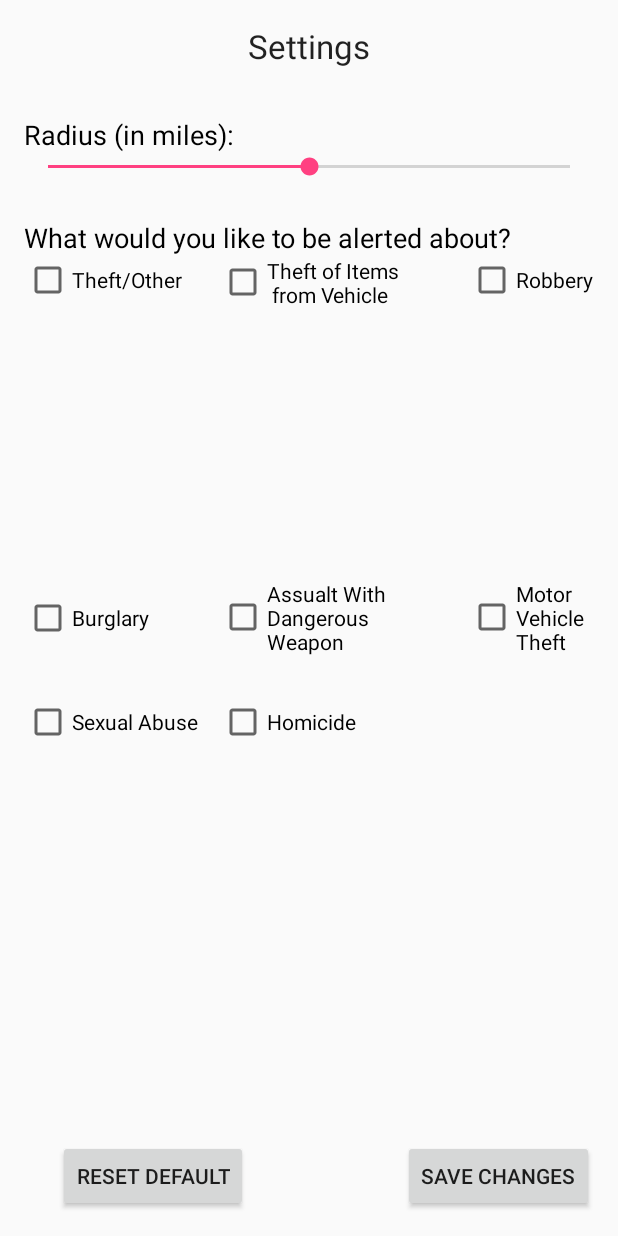
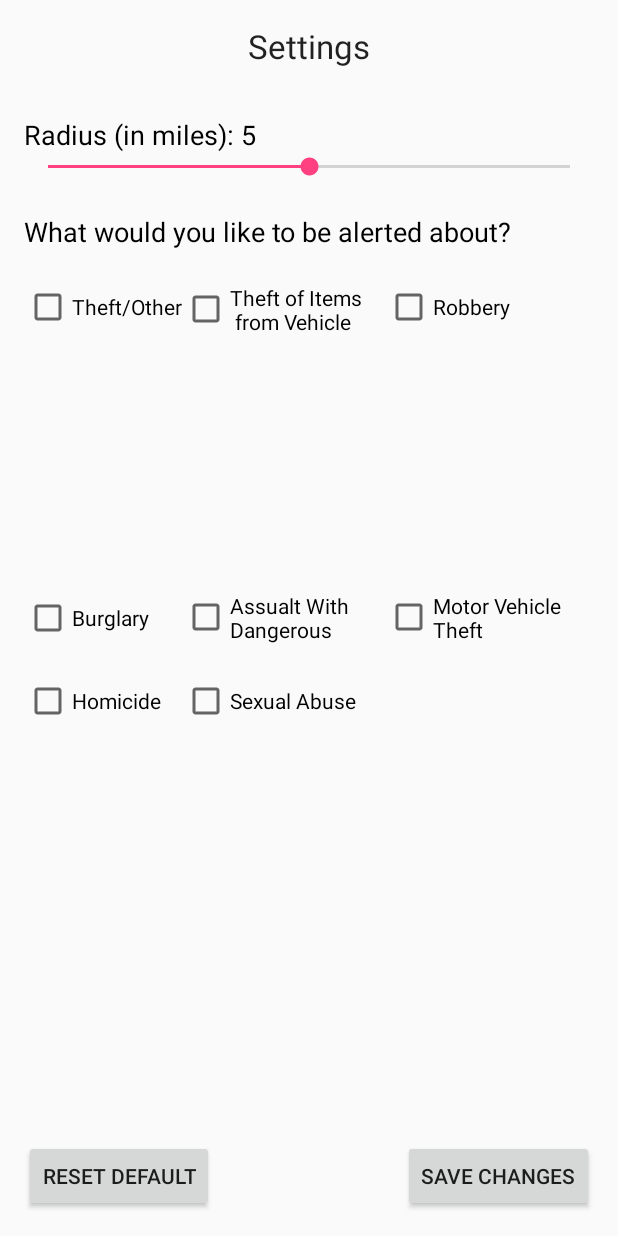
Before and after one commit to afutter/CrimeStoppers, an Android app: the SettingsActivity screen opened directly, with no data from a screen before it, on a phone screen of 412 x 824 dp. Run offline under Robolectric (Android 15) with nearby library versions, the phone set to English and light mode, and no system bars.

Commit message:
formatting settings page

```diff
--- a/app/src/main/java/com/example/akiva/crimestoppers/SettingsActivity.java
+++ b/app/src/main/java/com/example/akiva/crimestoppers/SettingsActivity.java
@@ -34,6 +34,8 @@ public class SettingsActivity extends Activity {
         super.onCreate(savedInstanceState);
         setContentView(R.layout.activity_settings);
 
+        radiusBar=(SeekBar)findViewById(R.id.seekBarRadius);
+
         radiusVal=(TextView)findViewById(R.id.seekbarVal);
         radiusVal.setText(""+radiusBar.getProgress());
 
@@ -47,7 +49,7 @@ public class SettingsActivity extends Activity {
         car=(CheckBox)findViewById(R.id.carCheckBox);
         save=(Button) findViewById(R.id.submitButton);
         reset=(Button)findViewById(R.id.resetButton);
-        radiusBar=(SeekBar)findViewById(R.id.seekBarRadius);
+
 
 
 
@@ -61,7 +63,7 @@ public class SettingsActivity extends Activity {
         radiusBar.setOnSeekBarChangeListener(new SeekBar.OnSeekBarChangeListener() {
             @Override
             public void onProgressChanged(SeekBar seekBar, int progress, boolean fromUser) {
-                radiusVal.setText(seekBar.getProgress());
+                radiusVal.setText(""+seekBar.getProgress());
             }
 
             @Override
--- a/app/src/main/res/layout/activity_settings.xml
+++ b/app/src/main/res/layout/activity_settings.xml
@@ -29,6 +29,16 @@
         android:layout_marginTop="32dp"
         android:textColor="#000000" />
 
+    <TextView
+        android:layout_width="wrap_content"
+        android:layout_height="wrap_content"
+        android:textAppearance="?android:attr/textAppearanceMedium"
+        android:id="@+id/seekbarVal"
+        android:text=""
+        android:layout_above="@+id/seekBarRadius"
+        android:layout_toEndOf="@+id/radiusHeader"
+        android:textColor="#000000"/>
+
     <SeekBar
         android:layout_width="wrap_content"
         android:layout_height="wrap_content"
@@ -45,7 +55,8 @@
         android:textAppearance="?android:attr/textAppearanceMedium"
         android:text="What would you like to be alerted about?"
         android:id="@+id/checkBoxHeader"
-        android:layout_marginTop="26dp"
+        android:layout_marginTop="22dp"
+        android:layout_marginBottom="22dp"
         android:textColor="#000000"
         android:layout_below="@+id/seekBarRadius"
         android:layout_alignParentStart="true" />
@@ -58,7 +69,7 @@
         android:layout_below="@+id/checkBoxHeader"
         android:layout_alignParentStart="true"
         android:checked="false"
-        android:layout_toStartOf="@+id/assaultCheckBox" />
+        />
 
     <CheckBox
         android:layout_width="wrap_content"
@@ -66,18 +77,20 @@
         android:text="Robbery"
         android:id="@+id/robberyCheckBox"
         android:checked="false"
-        android:layout_alignTop="@+id/theftCheckBox"
-        android:layout_alignEnd="@+id/seekBarRadius" />
+
+
+        android:layout_alignEnd="@+id/checkBoxHeader"
+        android:layout_alignBottom="@+id/theftCheckBox" />
 
     <CheckBox
         android:layout_width="wrap_content"
         android:layout_height="wrap_content"
-        android:text="Assualt With Dangerous Weapon"
+        android:text="Assualt With\nDangerous\nWeapon"
         android:id="@+id/assaultCheckBox"
         android:checked="false"
-        android:layout_centerVertical="true"
         android:layout_alignStart="@+id/carJackCheckBox"
-        android:layout_toStartOf="@+id/submitButton" />
+        android:layout_alignTop="@+id/carCheckBox"
+        android:layout_alignBottom="@+id/carCheckBox" />
 
     <CheckBox
         android:layout_width="wrap_content"
@@ -95,7 +108,7 @@
         android:id="@+id/carJackCheckBox"
         android:checked="false"
         android:layout_below="@+id/checkBoxHeader"
-        android:layout_centerHorizontal="true" />
+        android:layout_toEndOf="@+id/theftCheckBox" />
 
     <Button
         android:layout_width="wrap_content"
@@ -103,7 +116,7 @@
         android:text="Save Changes"
         android:id="@+id/submitButton"
         android:layout_alignParentBottom="true"
-        android:layout_alignEnd="@+id/seekBarRadius" />
+        android:layout_alignParentEnd="true" />
 
     <Button
         android:layout_width="wrap_content"
@@ -111,7 +124,7 @@
         android:text="Reset Default"
         android:id="@+id/resetButton"
         android:layout_alignParentBottom="true"
-        android:layout_toStartOf="@+id/settingsHeader" />
+        android:layout_alignParentStart="true" />
 
     <CheckBox
         android:layout_width="wrap_content"
@@ -120,8 +133,7 @@
         android:id="@+id/carCheckBox"
         android:checked="false"
         android:layout_centerVertical="true"
-        android:layout_alignStart="@+id/robberyCheckBox"
-        android:layout_alignEnd="@+id/robberyCheckBox" />
+        android:layout_alignStart="@+id/robberyCheckBox" />
 
     <CheckBox
         android:layout_width="wrap_content"
@@ -129,9 +141,8 @@
         android:text="Sexual Abuse"
         android:id="@+id/sexCheckBox"
         android:checked="false"
-        android:layout_marginTop="28dp"
-        android:layout_below="@+id/assaultCheckBox"
-        android:layout_alignParentStart="true" />
+        android:layout_alignTop="@+id/homicideCheckBox"
+        android:layout_alignStart="@+id/assaultCheckBox" />
 
     <CheckBox
         android:layout_width="wrap_content"
@@ -139,15 +150,9 @@
         android:text="Homicide"
         android:id="@+id/homicideCheckBox"
         android:checked="false"
-        android:layout_alignTop="@+id/sexCheckBox"
-        android:layout_alignStart="@+id/assaultCheckBox" />
+        android:layout_below="@+id/assaultCheckBox"
+        android:layout_alignParentStart="true"
+        android:layout_marginTop="22dp" />
 
-    <TextView
-        android:layout_width="wrap_content"
-        android:layout_height="wrap_content"
-        android:textAppearance="?android:attr/textAppearanceMedium"
-        android:id="@+id/seekbarVal"
-        android:layout_above="@+id/seekBarRadius"
-        android:layout_toEndOf="@+id/radiusHeader" />
 
 </RelativeLayout>
```
